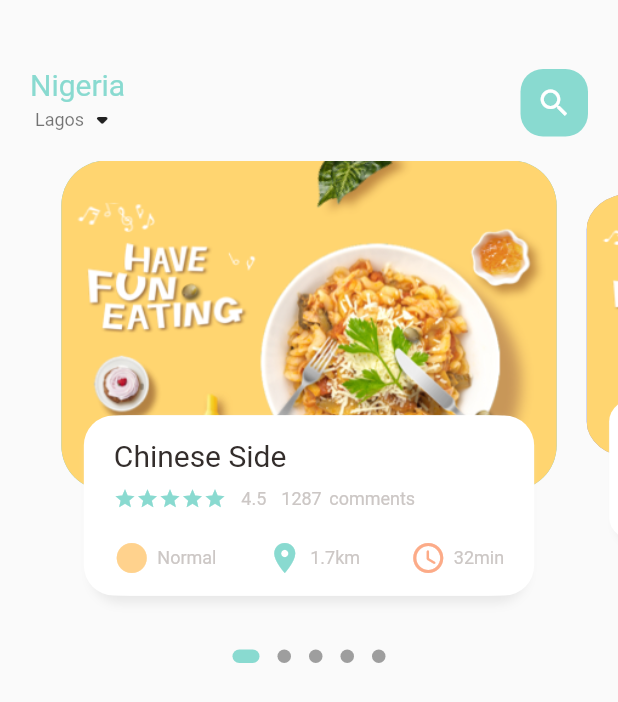
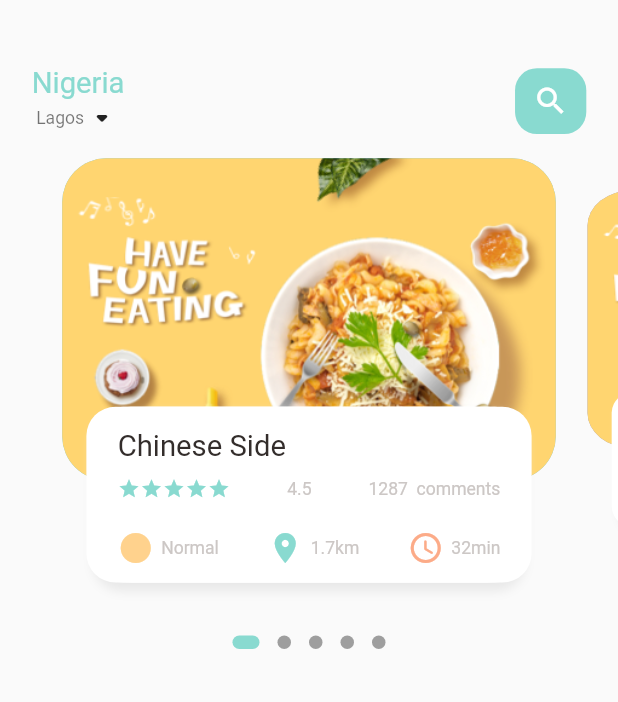
Before and after one commit to ChidiChuks/food_delivery, a Flutter app: the screen it shows after launch, on a phone screen of 412 x 824 dp. Shown: the top 702 px of the screen. Run offline on Flutter 3.47's test engine with Material 2 defaults, Android fonts, the phone set to English and light mode, and no system bars; drawn by our look-alikes of dots_indicator; our stand-ins replace get.

Commit message:
created dimensions for the device sizes of the project application

```diff
--- a/lib/home/food_page_body.dart
+++ b/lib/home/food_page_body.dart
@@ -4,6 +4,8 @@ import 'package:food_delivery/utils/colors.dart';
 import 'package:food_delivery/widgets/big_text.dart';
 import 'package:food_delivery/widgets/icon_and_text_widget.dart';
 import 'package:food_delivery/widgets/small_text.dart';
+
+import '../utils/dimensions.dart';
 
 class FoodPageBody extends StatefulWidget {
   const FoodPageBody({Key? key}) : super(key: key);
@@ -19,7 +21,7 @@ class _FoodPageBodyState extends State<FoodPageBody> {
   // declaring a variable for the current page
   var _currPageValue = 0.0;
   double _scaleFactor = 0.8;
-  double _height = 220;
+  double _height = Dimensions.pageViewContainer;
 
   @override
   void initState() {
@@ -44,7 +46,7 @@ class _FoodPageBodyState extends State<FoodPageBody> {
       children: [
         Container(
           // color: Colors.redAccent,
-          height: 320,
+          height: Dimensions.pageView,
           child: PageView.builder(
             controller: pageController,
             itemCount: 5,
@@ -97,14 +99,15 @@ class _FoodPageBodyState extends State<FoodPageBody> {
       transform: matrix,
       child: Stack(
         children: [
+          // Main Food Image Container
           Container(
-            height: 220,
+            height: Dimensions.pageViewContainer,
             margin: EdgeInsets.only(
-              left: 10,
-              right: 10,
+              left: Dimensions.width10,
+              right: Dimensions.width10,
             ),
             decoration: BoxDecoration(
-              borderRadius: BorderRadius.circular(30),
+              borderRadius: BorderRadius.circular(Dimensions.radius30),
               color: index.isEven ? Color(0xFF69c5df) : Color(0xFF9294cc),
               image: DecorationImage(
                 fit: BoxFit.cover,
@@ -117,14 +120,14 @@ class _FoodPageBodyState extends State<FoodPageBody> {
           Align(
             alignment: Alignment.bottomCenter,
             child: Container(
-              height: 120,
+              height: Dimensions.pageViewTextContainer,
               margin: EdgeInsets.only(
-                left: 30,
-                right: 30,
-                bottom: 30,
+                left: Dimensions.width30,
+                right: Dimensions.width30,
+                bottom: Dimensions.height30,
               ),
               decoration: BoxDecoration(
-                borderRadius: BorderRadius.circular(20),
+                borderRadius: BorderRadius.circular(Dimensions.radius20),
                 color: Colors.white,
                 boxShadow: [
                   BoxShadow(
@@ -144,20 +147,23 @@ class _FoodPageBodyState extends State<FoodPageBody> {
               ),
               child: Container(
                 padding: EdgeInsets.only(
-                  top: 15,
-                  left: 15,
-                  right: 15,
+                  top: Dimensions.height15,
+                  left: Dimensions.width15,
+                  right: Dimensions.width15,
                 ),
                 child: Column(
                   crossAxisAlignment: CrossAxisAlignment.start,
                   children: [
+                    // Food Title
                     BigText(
                       text: "Chinese Side",
                     ),
                     SizedBox(
-                      height: 10,
+                      height: Dimensions.height10,
                     ),
+                    // Comment Section
                     Row(
+                      mainAxisAlignment: MainAxisAlignment.spaceBetween,
                       children: [
                         Wrap(
                           children: List.generate(
@@ -170,28 +176,23 @@ class _FoodPageBodyState extends State<FoodPageBody> {
                           ),
                         ),
                         SizedBox(
-                          width: 10,
+                          width: Dimensions.width10,
                         ),
                         SmallText(
                           text: "4.5",
                         ),
                         SizedBox(
-                          width: 10,
+                          width: Dimensions.width10,
                         ),
                         SmallText(
-                          text: "1287",
-                        ),
-                        SizedBox(
-                          width: 5,
-                        ),
-                        SmallText(
-                          text: "comments",
+                          text: "1287 " + " comments",
                         ),
                       ],
                     ),
                     SizedBox(
-                      height: 20,
+                      height: Dimensions.height20,
                     ),
+                    // Time and Distance section
                     Row(
                       mainAxisAlignment: MainAxisAlignment.spaceBetween,
                       children: [
--- a/lib/home/main_food_page.dart
+++ b/lib/home/main_food_page.dart
@@ -1,6 +1,7 @@
 import 'package:flutter/material.dart';
 import 'package:food_delivery/home/food_page_body.dart';
 import 'package:food_delivery/utils/colors.dart';
+import 'package:food_delivery/utils/dimensions.dart';
 import 'package:food_delivery/widgets/big_text.dart';
 import 'package:food_delivery/widgets/small_text.dart';
 
@@ -21,12 +22,12 @@ class _MainFoodPageState extends State<MainFoodPage> {
           Container(
             child: Container(
               margin: EdgeInsets.only(
-                top: 45,
-                bottom: 15,
+                top: Dimensions.containerHeight45,
+                bottom: Dimensions.height15,
               ),
               padding: EdgeInsets.only(
-                left: 20,
-                right: 20,
+                left: Dimensions.width20,
+                right: Dimensions.width20,
               ),
               child: Row(
                 mainAxisAlignment: MainAxisAlignment.spaceBetween,
@@ -50,14 +51,15 @@ class _MainFoodPageState extends State<MainFoodPage> {
                   ),
                   Center(
                     child: Container(
-                      width: 45,
-                      height: 45,
+                      width: Dimensions.containerWidth45,
+                      height: Dimensions.containerHeight45,
                       child: Icon(
                         Icons.search,
                         color: Colors.white,
                       ),
                       decoration: BoxDecoration(
-                        borderRadius: BorderRadius.circular(15),
+                        borderRadius:
+                            BorderRadius.circular(Dimensions.radius15),
                         color: AppColors.mainColor,
                       ),
                     ),
--- a/lib/main.dart
+++ b/lib/main.dart
@@ -1,5 +1,6 @@
 import 'package:flutter/material.dart';
 import 'package:food_delivery/home/main_food_page.dart';
+import 'package:get/get.dart';
 
 void main() {
   runApp(MyApp());
@@ -9,7 +10,7 @@ class MyApp extends StatelessWidget {
   // This widget is the root of your application.
   @override
   Widget build(BuildContext context) {
-    return MaterialApp(
+    return GetMaterialApp(
       debugShowCheckedModeBanner: false,
       title: 'Food Delivery',
       theme: ThemeData(
--- /dev/null
+++ b/lib/utils/dimensions.dart
@@ -0,0 +1,35 @@
+import 'package:get/get.dart';
+
+class Dimensions {
+  // declaring height and width variable for device screen
+  static double screenHeight = Get.context!.height;
+  static double screenWidth = Get.context!.width;
+
+  // declaring container variable for screenHeight
+  static double pageView = screenHeight / 2.64;
+  static double pageViewContainer = screenHeight / 3.84;
+  static double pageViewTextContainer = screenHeight / 7.03;
+  static double containerHeight45 = screenHeight / 18.76;
+
+  // declaring sized box variables for screenHeight
+  static double height10 = screenHeight / 84.4;
+  static double height15 = screenHeight / 56.27;
+  static double height20 = screenHeight / 42.2;
+  static double height30 = screenHeight / 28.13;
+
+  // declaring font size variables for screenHeight
+  static double font20 = screenHeight / 42.2;
+  static double font12 = screenHeight / 70.33;
+
+  // declaring border radius variables for screenHeight
+  static double radius15 = screenHeight / 56.27;
+  static double radius20 = screenHeight / 42.2;
+  static double radius30 = screenHeight / 28.13;
+
+  // declaring variables for screen containers of widths
+  static double containerWidth45 = screenWidth / 8.67;
+  static double width10 = screenWidth / 39.0;
+  static double width15 = screenWidth / 26.0;
+  static double width20 = screenWidth / 19.5;
+  static double width30 = screenWidth / 13.0;
+}
--- a/lib/widgets/big_text.dart
+++ b/lib/widgets/big_text.dart
@@ -1,4 +1,6 @@
 import 'package:flutter/material.dart';
+
+import '../utils/dimensions.dart';
 
 class BigText extends StatelessWidget {
   Color? color;
@@ -10,7 +12,7 @@ class BigText extends StatelessWidget {
     Key? key,
     this.color = const Color(0xFF332d2b),
     required this.text,
-    this.size = 20,
+    this.size = 0,
     this.overFlow = TextOverflow.fade,
   }) : super(key: key);
 
@@ -23,7 +25,7 @@ class BigText extends StatelessWidget {
       style: TextStyle(
         fontFamily: 'Roboto',
         color: color,
-        fontSize: size,
+        fontSize: size == 0 ? Dimensions.font20 : size,
         fontWeight: FontWeight.w400,
       ),
     );
--- a/lib/widgets/small_text.dart
+++ b/lib/widgets/small_text.dart
@@ -1,4 +1,6 @@
 import 'package:flutter/material.dart';
+
+import '../utils/dimensions.dart';
 
 class SmallText extends StatelessWidget {
   Color? color;
@@ -10,7 +12,7 @@ class SmallText extends StatelessWidget {
     Key? key,
     this.color = const Color(0xFFccc7c5),
     required this.text,
-    this.size = 12,
+    this.size = 0,
     this.height = 1.2,
   }) : super(key: key);
 
@@ -21,7 +23,7 @@ class SmallText extends StatelessWidget {
       style: TextStyle(
         fontFamily: 'Roboto',
         color: color,
-        fontSize: size,
+        fontSize: size == 0 ? Dimensions.font12 : size,
         height: height,
       ),
     );
```
